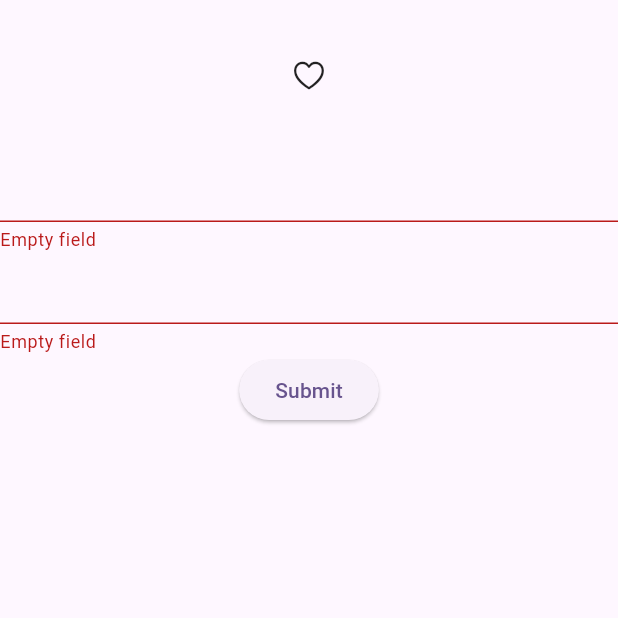
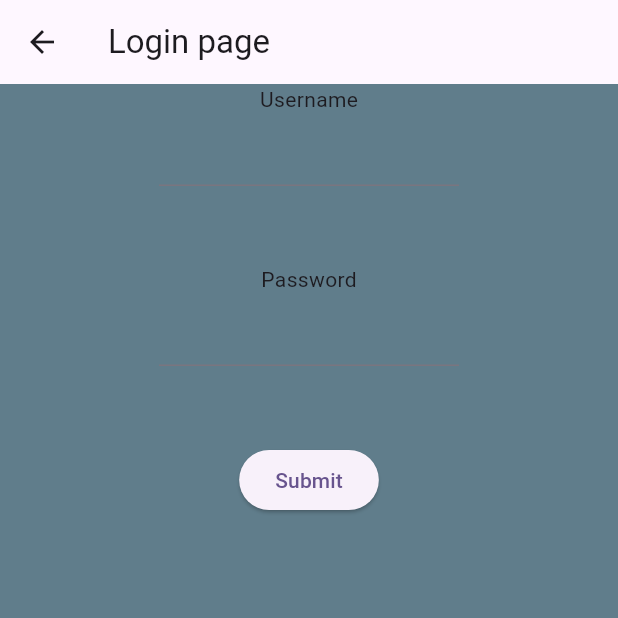
Before and after one commit to safvanmc/ProjectTask, a Flutter app: the screen it shows after launch, after a tap on "Submit", on a phone screen of 412 x 824 dp, the top half of it. Run offline on Flutter 3.47's test engine with Material 2 defaults, Android fonts, the phone set to English and light mode, and no system bars; our stand-ins replace fluttertoast, shared_preferences.

Commit message:
first commit

```diff
--- a/lib/calander.dart
+++ b/lib/calander.dart
@@ -10,7 +10,7 @@
 class _Clnd2State extends State<Clnd2> {
   @override
   Widget build(BuildContext context) {
-    return Scaffold(
+    return Scaffold(resizeToAvoidBottomInset: false,
       backgroundColor: Colors.indigo,
       body: SafeArea(
           child: Padding(
--- /dev/null
+++ b/lib/loginpage.dart
@@ -0,0 +1,86 @@
+import 'package:flutter/material.dart';
+import 'package:fluttertoast/fluttertoast.dart';
+import 'package:safwan/calander.dart';
+import 'package:shared_preferences/shared_preferences.dart';
+
+class Login1 extends StatefulWidget {
+  const Login1({super.key});
+
+  @override
+  State<Login1> createState() => _Login1State();
+}
+
+class _Login1State extends State<Login1> {
+  final formkey=GlobalKey<FormState>();
+  var user=TextEditingController();
+  var pass=TextEditingController();
+
+
+  login()async{
+    SharedPreferences spref = await SharedPreferences.getInstance();
+    var user1=spref.getString('username');
+    var pass1=spref.getString('password');
+    if(user1==user.text && pass1==pass.text)
+    {
+      // ScaffoldMessenger.of(context).showSnackBar(SnackBar(content: Text('Login successfully')));
+      Fluttertoast.showToast(msg: 'Login Successfully',toastLength: Toast.LENGTH_SHORT,
+        fontSize: 20,
+        textColor: Colors.black,
+        backgroundColor: Colors.white,
+      );
+      Navigator.push(context, MaterialPageRoute(builder: (context) {
+        return Clnd2();
+      },));
+      user.clear();
+      pass.clear();
+    }
+    else{
+      ScaffoldMessenger.of(context).showSnackBar(SnackBar(content: Text('username or password doesnot match'),duration: Duration(milliseconds:1000 ),));
+
+    }
+
+  }
+
+  @override
+  Widget build(BuildContext context) {
+    return Scaffold(backgroundColor: Colors.blueGrey,
+      resizeToAvoidBottomInset: false,
+      appBar: AppBar(
+        title: Text('Login page'),
+      ),
+      body: Center(
+        child: Form(key:formkey ,
+          child: Column(
+            children: [
+              Text('Username'),
+              Container(height: 100,width: 200,child: TextFormField(controller:user ,
+              validator: (value) {
+                if(value==null || value.isEmpty){
+                  return'Empty field';
+                }
+              },)),
+              Text('Password'),
+              Container(height: 100,width: 200,child: TextFormField(controller: pass,
+              validator: (value) {
+                if(value==null|| value.isEmpty){
+                  return'Empty field';
+                }
+              },)),
+              ElevatedButton(onPressed: () {
+                if(formkey.currentState!.validate()){
+                  login();
+
+                }
+
+
+
+              }, child: Text('Submit'))
+
+            ],
+          ),
+        ),
+      ),
+
+    );
+  }
+}
--- a/lib/main.dart
+++ b/lib/main.dart
@@ -1,7 +1,10 @@
 import 'package:flutter/material.dart';
+import 'package:safwan/SharedList.dart';
 import 'package:safwan/calander.dart';
 import 'package:safwan/cupertinoIcons.dart';
+import 'package:safwan/loginpage.dart';
 import 'package:safwan/safwan.dart';
+import 'package:safwan/shareprifference.dart';
 
 void main() {
   runApp(const MyApp());
@@ -34,7 +37,7 @@
         colorScheme: ColorScheme.fromSeed(seedColor: Colors.deepPurple),
         useMaterial3: true,
       ),
-      home: const CuIcon(),
+      home: Shareprif(),
     );
   }
 }
--- a/lib/safwan.dart
+++ b/lib/safwan.dart
@@ -58,7 +58,7 @@
         currentIndex: selectedindex,
         iconSize: 20,
         onTap: onitemTapped,
-        elevation: 5,
+        elevation: 10,
       ),
     );
   }
--- /dev/null
+++ b/lib/shareprifference.dart
@@ -0,0 +1,55 @@
+import 'package:flutter/material.dart';
+import 'package:safwan/loginpage.dart';
+import 'package:shared_preferences/shared_preferences.dart';
+
+class Shareprif extends StatefulWidget {
+  const Shareprif({super.key});
+
+  @override
+  State<Shareprif> createState() => _ShareprifState();
+}
+
+class _ShareprifState extends State<Shareprif> {
+  var user=TextEditingController();
+  var pass=TextEditingController();
+
+  Future<void> reg()  async {
+    SharedPreferences spref = await SharedPreferences.getInstance();
+    spref.setString('username',user.text);
+    spref.setString('password',pass.text);
+
+    var sn =spref.getString('username');
+    var sp =spref.getString('password');
+    print(sn);
+    print(sp);
+    Navigator.push(context, MaterialPageRoute(builder: (context) {
+      return Login1();
+    },));
+    user.clear();
+    pass.clear();
+
+
+  }
+  @override
+  Widget build(BuildContext context) {
+    return Scaffold(appBar: AppBar(title: Text('Sign Up')),
+      body: Column(
+        children: [
+          TextFormField(
+            controller: user,
+          ),
+          TextFormField(
+            controller: pass,
+          ),
+          ElevatedButton(onPressed: () {
+            reg();
+
+          }, child: Text('Submit'))
+        ],
+      ),
+
+
+
+    );
+  }
+}
--- a/pubspec.yaml
+++ b/pubspec.yaml
@@ -30,6 +30,11 @@
 dependencies:
   flutter:
     sdk: flutter
+  url_launcher: ^6.2.1
+  shared_preferences: ^2.2.2
+  fluttertoast: ^8.2.4
+
+
 
 
   # The following adds the Cupertino Icons font to your application.
```
Also changed, not shown: lib/SharedList.dart (added, +53 -0 lines), lib/cupertinoIcons.dart (+25 -3 lines), pubspec.lock, 6 other files.
